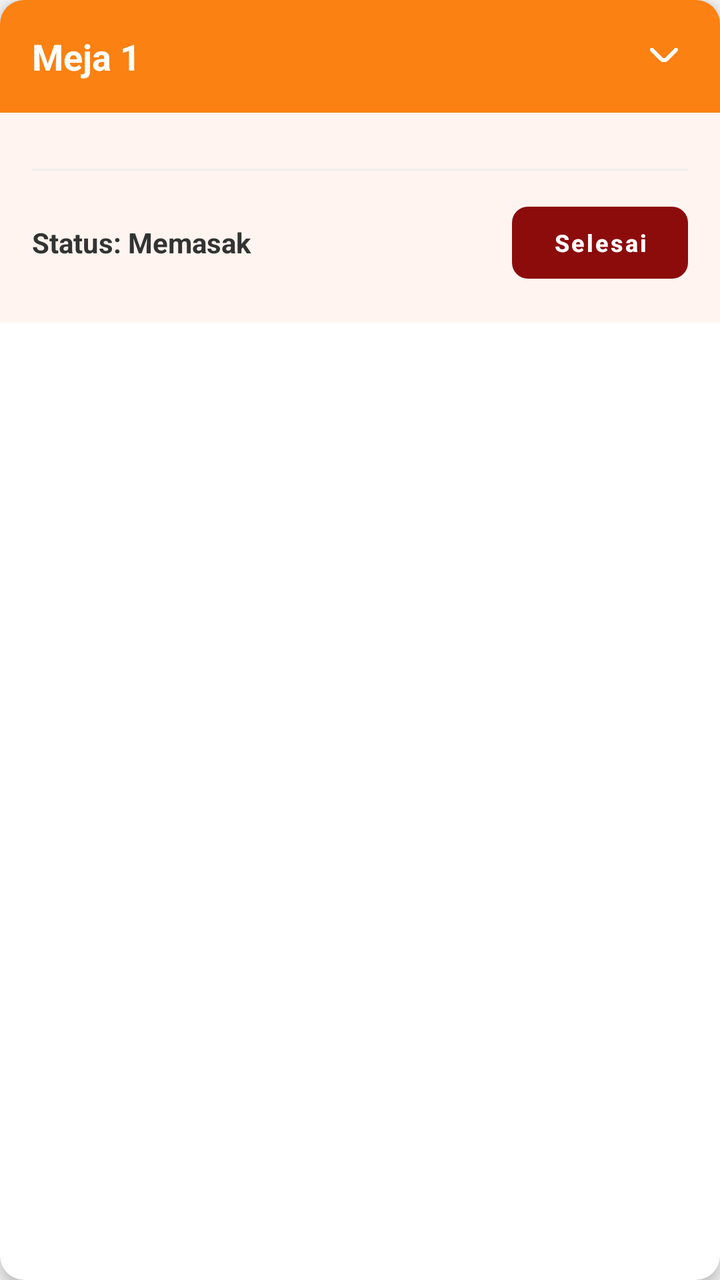
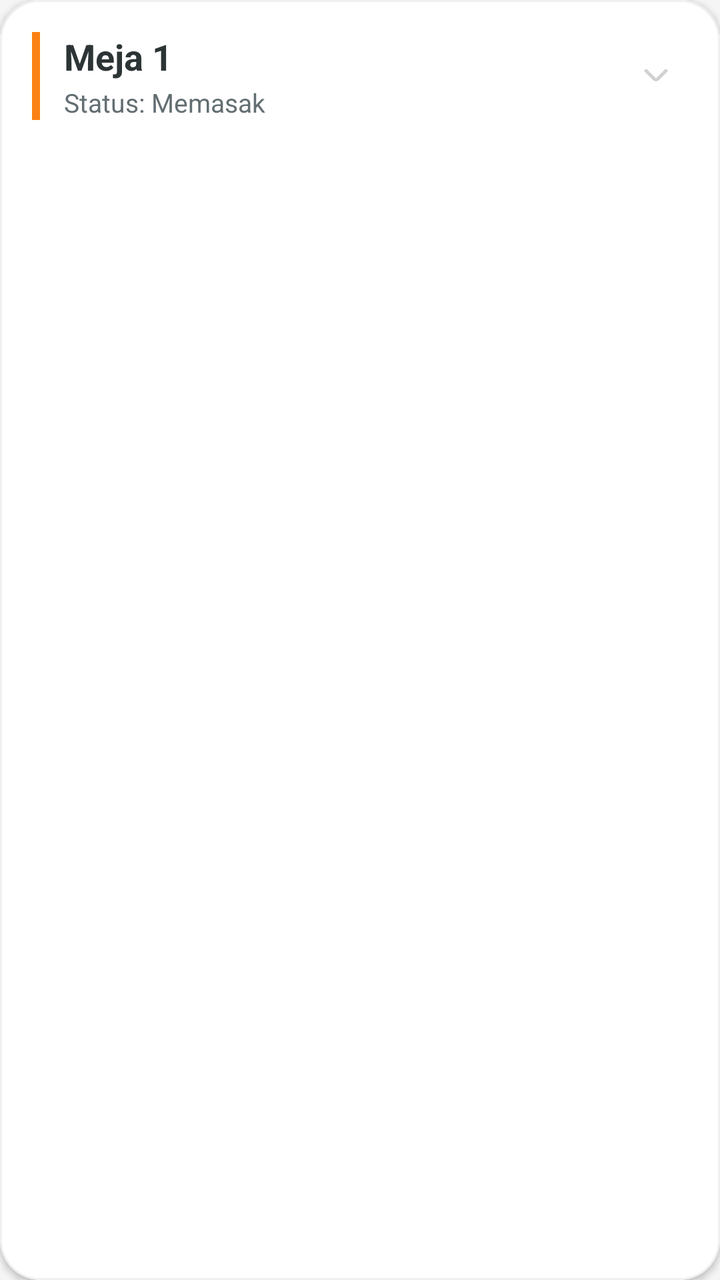

The first picture is an Android layout as it rendered before a commit; the second is the same layout after the commit. The layout source and the unified diff follow.
<!-- AndroidManifest.xml: application theme Theme.Laundry -->
<!-- res/layout/item_status_waiter.xml -->
<?xml version="1.0" encoding="utf-8"?>
<com.google.android.material.card.MaterialCardView
    xmlns:android="http://schemas.android.com/apk/res/android"
    xmlns:app="http://schemas.android.com/apk/res-auto"
    android:layout_width="match_parent"
    android:layout_height="wrap_content"
    android:layout_marginHorizontal="16dp"
    android:layout_marginVertical="8dp"
    app:cardCornerRadius="12dp"
    app:cardElevation="4dp"
    app:strokeWidth="0dp">

    <LinearLayout
        android:layout_width="match_parent"
        android:layout_height="wrap_content"
        android:orientation="vertical">

        
        <LinearLayout
            android:id="@+id/layoutStatusHeader"
            android:layout_width="match_parent"
            android:layout_height="wrap_content"
            android:background="@color/orange_nav"
            android:gravity="center_vertical"
            android:orientation="horizontal"
            android:padding="16dp">

            <TextView
                android:id="@+id/tvTableName"
                android:layout_width="0dp"
                android:layout_height="wrap_content"
                android:layout_weight="1"
                android:text="Meja 1"
                android:textColor="#FFFFFF"
                android:textSize="18sp"
                android:textStyle="bold" />

            <ImageView
                android:id="@+id/btnDrop"
                android:layout_width="24dp"
                android:layout_height="24dp"
                android:src="@drawable/img_14"
                app:tint="#FFFFFF" />
        </LinearLayout>

        
        <LinearLayout
            android:layout_width="match_parent"
            android:layout_height="wrap_content"
            android:orientation="vertical"
            android:background="@color/w"
            android:padding="16dp">

            
            <androidx.recyclerview.widget.RecyclerView
                android:id="@+id/rvOrderItems"
                android:layout_width="match_parent"
                android:layout_height="wrap_content" />

            <View
                android:layout_width="match_parent"
                android:layout_height="1dp"
                android:layout_marginVertical="12dp"
                android:background="#EEEEEE" />

            
            <LinearLayout
                android:layout_width="match_parent"
                android:layout_height="wrap_content"
                android:gravity="center_vertical"
                android:orientation="horizontal">

                <TextView
                    android:id="@+id/tvStatus"
                    android:layout_width="0dp"
                    android:layout_height="wrap_content"
                    android:layout_weight="1"
                    android:text="Status: Memasak"
                    android:textColor="#333333"
                    android:textSize="14sp"
                    android:textStyle="bold" />

                <Button
                    android:id="@+id/btnServed"
                    android:layout_width="wrap_content"
                    android:layout_height="wrap_content"
                    app:backgroundTint="@color/a"
                    android:text="Selesai"
                    android:textColor="#FFFFFF"
                    android:textSize="12sp"
                    android:textStyle="bold"
                    android:textAllCaps="false"
                    app:cornerRadius="8dp"
                    style="@style/Widget.MaterialComponents.Button.UnelevatedButton"/>
            </LinearLayout>
        </LinearLayout>

    </LinearLayout>
</com.google.android.material.card.MaterialCardView>
<!-- resources referenced by this layout -->
<resources>
  <color name="a">#8c0c0c</color>
  <color name="orange_nav">#FA8112</color>
  <color name="w">#fff4ef</color>
  <!-- drawable img_14: png bitmap (drawable, 3268 bytes) -->
  <style name="Theme.Laundry" parent="Theme.MaterialComponents.DayNight.DarkActionBar">
          
          <item name="colorPrimary">@color/button</item>
          <item name="colorPrimaryVariant">@color/button</item>
          <item name="colorOnPrimary">@color/white</item>
          
  
          <item name="colorSecondaryVariant">@color/black</item>
          <item name="colorOnSecondary">@color/text</item>
          
          <item name="android:statusBarColor">?attr/colorPrimaryVariant</item>
          
          <item name="android:windowBackground">@color/background</item>
      </style>
  <color name="button">#6200EE</color>
  <color name="white">#ffffff</color>
  <color name="black">#000000</color>
  <color name="text">#212121</color>
  <color name="background">#F5F5F5</color>
</resources>

<!-- the commit's change to res/layout/item_status_waiter.xml (unified diff, before → after) -->
@@ -6,56 +6,88 @@
     android:layout_height="wrap_content"
     android:layout_marginHorizontal="16dp"
     android:layout_marginVertical="8dp"
-    app:cardCornerRadius="12dp"
-    app:cardElevation="4dp"
-    app:strokeWidth="0dp">
+    app:cardCornerRadius="20dp"
+    app:cardElevation="2dp"
+    app:strokeWidth="1dp"
+    app:strokeColor="#F0F0F0">
 
     <LinearLayout
         android:layout_width="match_parent"
         android:layout_height="wrap_content"
-        android:orientation="vertical">
+        android:orientation="vertical"
+        android:animateLayoutChanges="true">
 
         
-        <LinearLayout
+        <androidx.constraintlayout.widget.ConstraintLayout
             android:id="@+id/layoutStatusHeader"
             android:layout_width="match_parent"
             android:layout_height="wrap_content"
-            android:background="@color/orange_nav"
-            android:gravity="center_vertical"
-            android:orientation="horizontal"
+            android:background="@color/white"
             android:padding="16dp">
+
+            <View
+                android:id="@+id/viewStatusIndicator"
+                android:layout_width="4dp"
+                android:layout_height="0dp"
+                android:background="@color/orange_nav"
+                app:layout_constraintStart_toStartOf="parent"
+                app:layout_constraintTop_toTopOf="@id/tvTableName"
+                app:layout_constraintBottom_toBottomOf="@id/tvStatus" />
 
             <TextView
                 android:id="@+id/tvTableName"
                 android:layout_width="0dp"
                 android:layout_height="wrap_content"
-                android:layout_weight="1"
                 android:text="Meja 1"
-                android:textColor="#FFFFFF"
+                android:textColor="#2D3436"
                 android:textSize="18sp"
-                android:textStyle="bold" />
+                android:textStyle="bold"
+                android:layout_marginStart="12dp"
+                app:layout_constraintStart_toEndOf="@id/viewStatusIndicator"
+                app:layout_constraintTop_toTopOf="parent"
+                app:layout_constraintEnd_toStartOf="@id/btnDrop" />
+
+            <TextView
+                android:id="@+id/tvStatus"
+                android:layout_width="0dp"
+                android:layout_height="wrap_content"
+                android:text="Status: Memasak"
+                android:textColor="#636E72"
+                android:textSize="13sp"
+                android:layout_marginTop="2dp"
+                app:layout_constraintStart_toStartOf="@id/tvTableName"
+                app:layout_constraintTop_toBottomOf="@id/tvTableName"
+                app:layout_constraintEnd_toStartOf="@id/btnDrop" />
 
             <ImageView
                 android:id="@+id/btnDrop"
-                android:layout_width="24dp"
-                android:layout_height="24dp"
+                android:layout_width="32dp"
+                android:layout_height="32dp"
                 android:src="@drawable/img_14"
-                app:tint="#FFFFFF" />
-        </LinearLayout>
+                android:padding="6dp"
+                android:background="?attr/selectableItemBackgroundBorderless"
+                app:tint="#D1D1D1"
+                app:layout_constraintEnd_toEndOf="parent"
+                app:layout_constraintTop_toTopOf="parent"
+                app:layout_constraintBottom_toBottomOf="parent" />
+        </androidx.constraintlayout.widget.ConstraintLayout>
 
         
         <LinearLayout
+            android:id="@+id/layoutExpandedStatus"
             android:layout_width="match_parent"
             android:layout_height="wrap_content"
             android:orientation="vertical"
-            android:background="@color/w"
+            android:background="#FAFAFA"
+            android:visibility="gone"
             android:padding="16dp">
 
             
             <androidx.recyclerview.widget.RecyclerView
                 android:id="@+id/rvOrderItems"
                 android:layout_width="match_parent"
-                android:layout_height="wrap_content" />
+                android:layout_height="wrap_content"
+                android:nestedScrollingEnabled="false" />
 
             <View
                 android:layout_width="match_parent"
@@ -64,35 +96,19 @@
                 android:background="#EEEEEE" />
 
             
-            <LinearLayout
+            <com.google.android.material.button.MaterialButton
+                android:id="@+id/btnServed"
                 android:layout_width="match_parent"
                 android:layout_height="wrap_content"
-                android:gravity="center_vertical"
-                android:orientation="horizontal">
-
-                <TextView
-                    android:id="@+id/tvStatus"
-                    android:layout_width="0dp"
-                    android:layout_height="wrap_content"
-                    android:layout_weight="1"
-                    android:text="Status: Memasak"
-                    android:textColor="#333333"
-                    android:textSize="14sp"
-                    android:textStyle="bold" />
-
-                <Button
-                    android:id="@+id/btnServed"
-                    android:layout_width="wrap_content"
-                    android:layout_height="wrap_content"
-                    app:backgroundTint="@color/a"
-                    android:text="Selesai"
-                    android:textColor="#FFFFFF"
-                    android:textSize="12sp"
-                    android:textStyle="bold"
-                    android:textAllCaps="false"
-                    app:cornerRadius="8dp"
-                    style="@style/Widget.MaterialComponents.Button.UnelevatedButton"/>
-            </LinearLayout>
+                android:text="Sajikan Pesanan"
+                android:textColor="#FFFFFF"
+                android:textSize="14sp"
+                android:textStyle="bold"
+                android:textAllCaps="false"
+                app:backgroundTint="@color/orange_nav"
+                app:cornerRadius="12dp"
+                android:paddingVertical="10dp"
+                style="@style/Widget.MaterialComponents.Button.UnelevatedButton"/>
         </LinearLayout>
 
     </LinearLayout>
<!-- resource entries referenced after the edit -->
@@ -1,8 +1,6 @@
 <!-- resources referenced by this layout -->
 <resources>
-  <color name="a">#8c0c0c</color>
   <color name="orange_nav">#FA8112</color>
-  <color name="w">#fff4ef</color>
   <!-- drawable img_14: png bitmap (drawable, 3268 bytes) -->
   <style name="Theme.Laundry" parent="Theme.MaterialComponents.DayNight.DarkActionBar">
           
